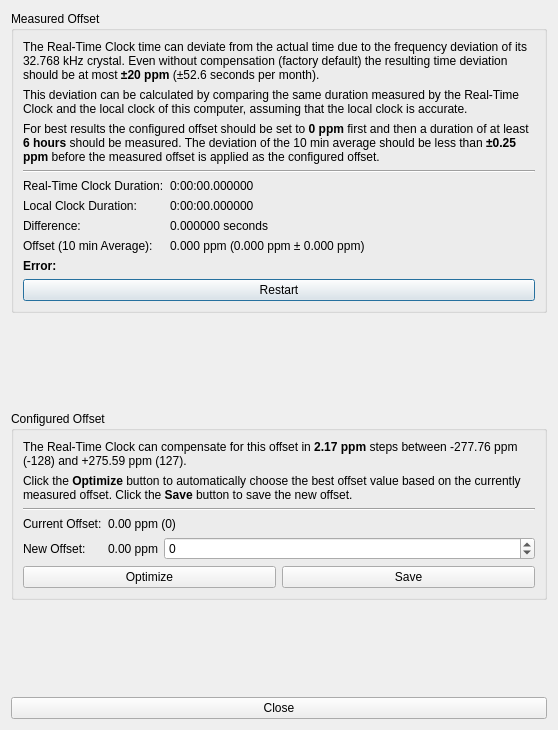
First picture: the form in src/brickv/plugin_system/plugins/real_time_clock/ui/calibration.ui, repository Tinkerforge/brickv, before the edit.
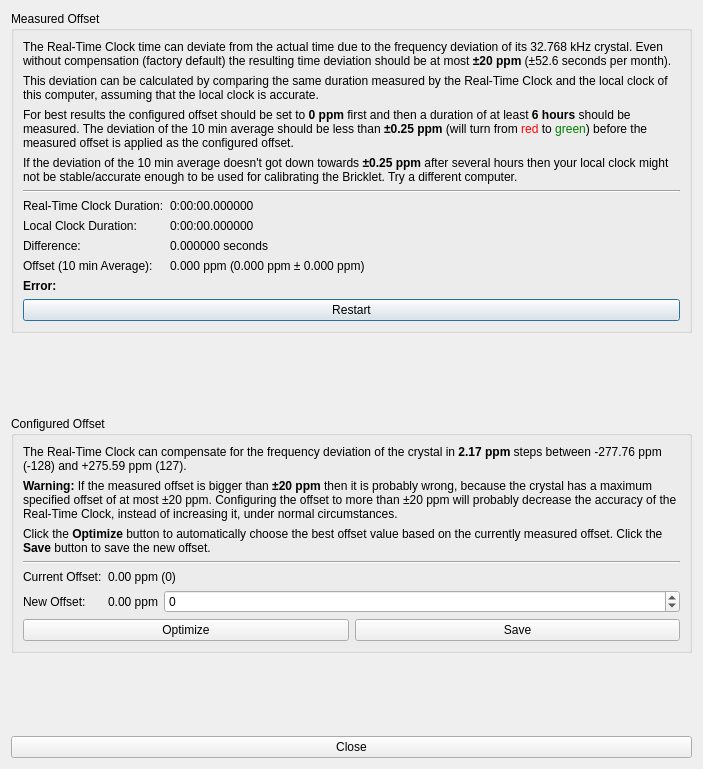
Second picture: the form after the edit.

Commit message:
rtc: Improve usability of calibarion dialog
Use color to indicate good/bad values.

```diff
--- a/src/brickv/plugin_system/plugins/real_time_clock/ui/calibration.ui
+++ b/src/brickv/plugin_system/plugins/real_time_clock/ui/calibration.ui
@@ -6,8 +6,8 @@
    <rect>
     <x>0</x>
     <y>0</y>
-    <width>558</width>
-    <height>730</height>
+    <width>703</width>
+    <height>769</height>
    </rect>
   </property>
   <property name="windowTitle">
@@ -22,14 +22,14 @@
      <layout class="QVBoxLayout" name="verticalLayout_2">
       <item>
        <layout class="QGridLayout" name="gridLayout">
-        <item row="4" column="0">
+        <item row="5" column="0">
          <widget class="QLabel" name="label">
           <property name="text">
            <string>Real-Time Clock Duration:</string>
           </property>
          </widget>
         </item>
-        <item row="6" column="0">
+        <item row="7" column="0">
          <widget class="QLabel" name="label_2">
           <property name="text">
            <string>Difference:</string>
@@ -46,7 +46,7 @@
           </property>
          </widget>
         </item>
-        <item row="4" column="1">
+        <item row="5" column="1">
          <widget class="QLabel" name="label_measured_rtc_duration">
           <property name="sizePolicy">
            <sizepolicy hsizetype="Preferred" vsizetype="Preferred">
@@ -59,28 +59,28 @@
           </property>
          </widget>
         </item>
-        <item row="6" column="1">
+        <item row="7" column="1">
          <widget class="QLabel" name="label_measured_difference">
           <property name="text">
            <string>0.000000 seconds</string>
           </property>
          </widget>
         </item>
-        <item row="7" column="0">
+        <item row="8" column="0">
          <widget class="QLabel" name="label_6">
           <property name="text">
            <string>Offset (10 min Average):</string>
           </property>
          </widget>
         </item>
-        <item row="7" column="1">
+        <item row="8" column="1">
          <widget class="QLabel" name="label_measured_offset">
           <property name="text">
            <string>0.000 ppm (0.000 ppm ± 0.000 ppm)</string>
           </property>
          </widget>
         </item>
-        <item row="3" column="0" colspan="2">
+        <item row="4" column="0" colspan="2">
          <widget class="Line" name="line">
           <property name="orientation">
            <enum>Qt::Horizontal</enum>
@@ -97,14 +97,14 @@
           </property>
          </widget>
         </item>
-        <item row="9" column="0" colspan="2">
+        <item row="10" column="0" colspan="2">
          <widget class="QPushButton" name="button_restart">
           <property name="text">
            <string>Restart</string>
           </property>
          </widget>
         </item>
-        <item row="8" column="0">
+        <item row="9" column="0">
          <widget class="QLabel" name="label_error_title">
           <property name="font">
            <font>
@@ -117,7 +117,7 @@
           </property>
          </widget>
         </item>
-        <item row="8" column="1">
+        <item row="9" column="1">
          <widget class="QLabel" name="label_error_message">
           <property name="font">
            <font>
@@ -130,14 +130,14 @@
           </property>
          </widget>
         </item>
-        <item row="5" column="0">
+        <item row="6" column="0">
          <widget class="QLabel" name="label_11">
           <property name="text">
            <string>Local Clock Duration:</string>
           </property>
          </widget>
         </item>
-        <item row="5" column="1">
+        <item row="6" column="1">
          <widget class="QLabel" name="label_measured_local_duration">
           <property name="text">
            <string>0:00:00.000000</string>
@@ -147,7 +147,17 @@
         <item row="2" column="0" colspan="2">
          <widget class="QLabel" name="label_4">
           <property name="text">
-           <string>For best results the configured offset should be set to &lt;b&gt;0 ppm&lt;/b&gt; first and then a duration of at least &lt;b&gt;6 hours&lt;/b&gt; should be measured. The deviation of the 10 min average should be less than &lt;b&gt;±0.25 ppm&lt;/b&gt; before the measured offset is applied as the configured offset.</string>
+           <string>For best results the configured offset should be set to &lt;b&gt;0 ppm&lt;/b&gt; first and then a duration of at least &lt;b&gt;6 hours&lt;/b&gt; should be measured. The deviation of the 10 min average should be less than &lt;b&gt;±0.25 ppm&lt;/b&gt; (will turn from &lt;font color=&quot;#FF0000&quot;&gt;red&lt;/font&gt; to &lt;font color=&quot;#008000&quot;&gt;green&lt;/font&gt;) before the measured offset is applied as the configured offset.</string>
+          </property>
+          <property name="wordWrap">
+           <bool>true</bool>
+          </property>
+         </widget>
+        </item>
+        <item row="3" column="0" colspan="2">
+         <widget class="QLabel" name="label_9">
+          <property name="text">
+           <string>If the deviation of the 10 min average doesn't got down towards &lt;b&gt;±0.25 ppm&lt;/b&gt; after several hours then your local clock might not be stable/accurate enough to be used for calibrating the Bricklet. Try a different computer.</string>
           </property>
           <property name="wordWrap">
            <bool>true</bool>
@@ -180,7 +190,7 @@
      <layout class="QVBoxLayout" name="verticalLayout">
       <item>
        <layout class="QGridLayout" name="gridLayout_9">
-        <item row="4" column="1">
+        <item row="5" column="1">
          <layout class="QHBoxLayout" name="horizontalLayout">
           <item>
            <widget class="QLabel" name="label_new_offset">
@@ -207,7 +217,7 @@
           </item>
          </layout>
         </item>
-        <item row="4" column="0">
+        <item row="5" column="0">
          <widget class="QLabel" name="label_55">
           <property name="text">
            <string>New Offset:</string>
@@ -217,21 +227,21 @@
         <item row="0" column="0" colspan="2">
          <widget class="QLabel" name="label_5">
           <property name="text">
-           <string>The Real-Time Clock can compensate for this offset in &lt;b&gt;2.17 ppm&lt;/b&gt; steps between -277.76 ppm (-128) and +275.59 ppm (127).</string>
+           <string>The Real-Time Clock can compensate for the frequency deviation of the crystal in &lt;b&gt;2.17 ppm&lt;/b&gt; steps between -277.76 ppm (-128) and +275.59 ppm (127).</string>
           </property>
           <property name="wordWrap">
            <bool>true</bool>
           </property>
          </widget>
         </item>
-        <item row="2" column="0" colspan="2">
+        <item row="3" column="0" colspan="2">
          <widget class="Line" name="line_2">
           <property name="orientation">
            <enum>Qt::Horizontal</enum>
           </property>
          </widget>
         </item>
-        <item row="5" column="0" colspan="2">
+        <item row="6" column="0" colspan="2">
          <layout class="QHBoxLayout" name="horizontalLayout_2">
           <item>
            <widget class="QPushButton" name="button_optimize">
@@ -249,7 +259,7 @@
           </item>
          </layout>
         </item>
-        <item row="1" column="0" colspan="2">
+        <item row="2" column="0" colspan="2">
          <widget class="QLabel" name="label_7">
           <property name="text">
            <string>Click the &lt;b&gt;Optimize&lt;/b&gt; button to automatically choose the best offset value based on the currently measured offset. Click the &lt;b&gt;Save&lt;/b&gt; button to save the new offset.</string>
@@ -259,14 +269,14 @@
           </property>
          </widget>
         </item>
-        <item row="3" column="0">
+        <item row="4" column="0">
          <widget class="QLabel" name="label_10">
           <property name="text">
            <string>Current Offset:</string>
           </property>
          </widget>
         </item>
-        <item row="3" column="1">
+        <item row="4" column="1">
          <widget class="QLabel" name="label_current_offset">
           <property name="sizePolicy">
            <sizepolicy hsizetype="Preferred" vsizetype="Preferred">
@@ -279,6 +289,16 @@
           </property>
          </widget>
         </item>
+        <item row="1" column="0" colspan="2">
+         <widget class="QLabel" name="label_12">
+          <property name="text">
+           <string>&lt;b&gt;Warning:&lt;/b&gt; If the measured offset is bigger than &lt;b&gt;±20 ppm&lt;/b&gt; then it is probably wrong, because the crystal has a maximum specified offset of at most ±20 ppm. Configuring the offset to more than ±20 ppm will probably decrease the accuracy of the Real-Time Clock, instead of increasing it, under normal circumstances.</string>
+          </property>
+          <property name="wordWrap">
+           <bool>true</bool>
+          </property>
+         </widget>
+        </item>
        </layout>
       </item>
      </layout>
```
The commit also changes 1 other file.
